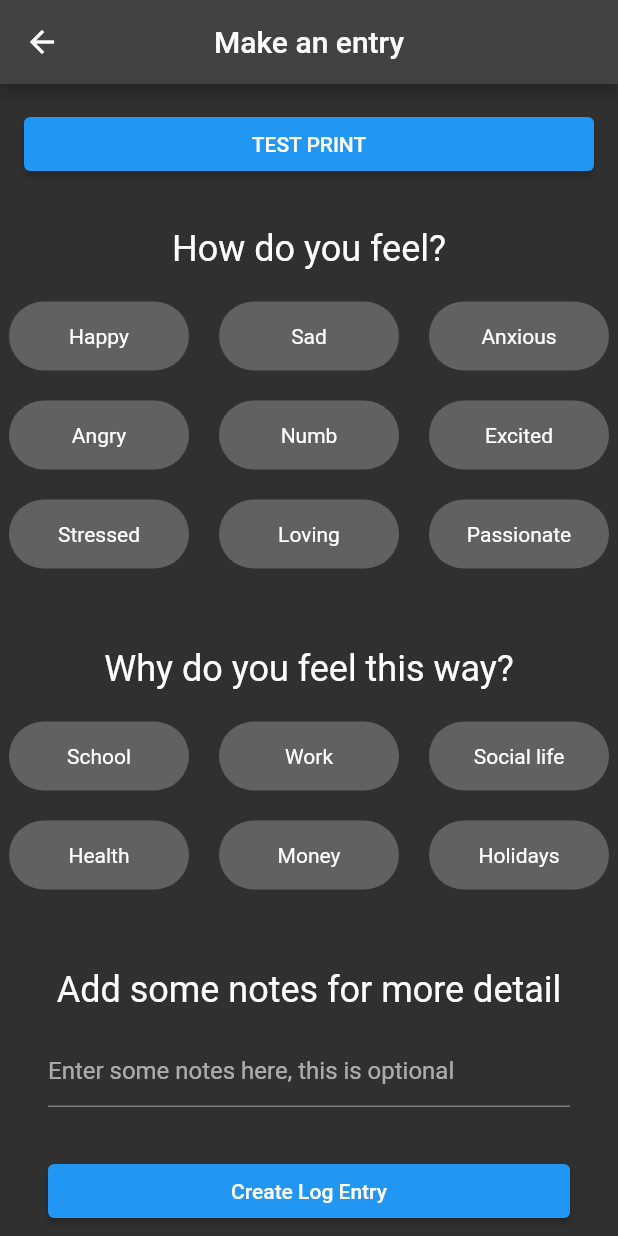
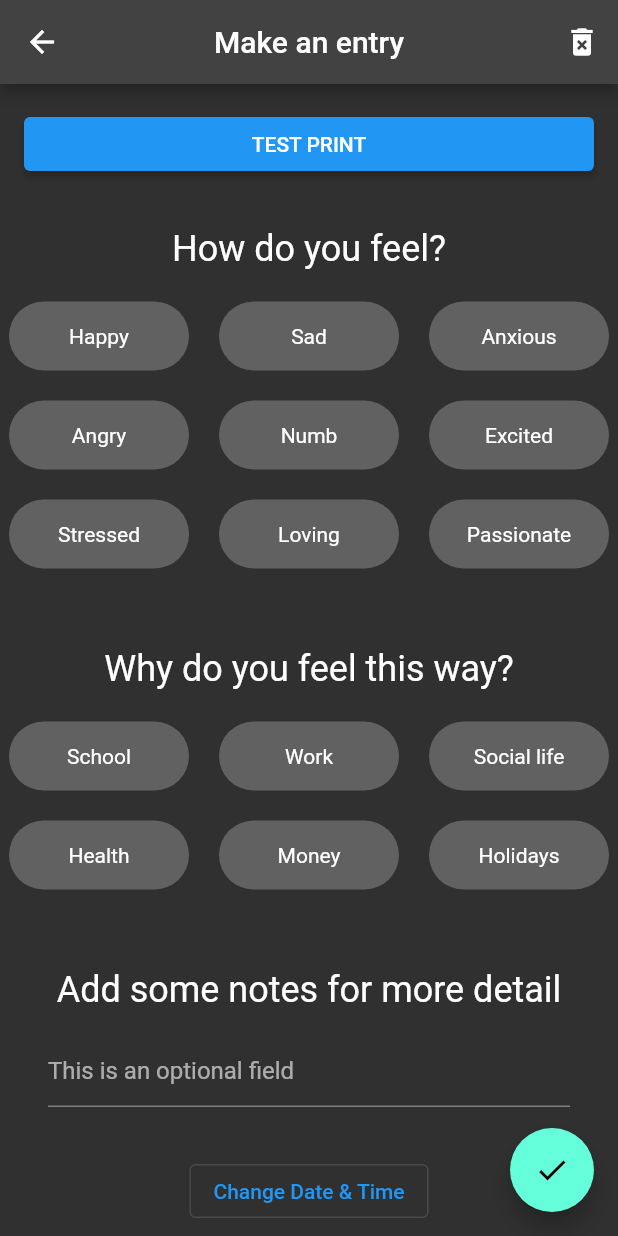
Before and after one commit to benlagreca02/mood_tracker, a Flutter app: the MakeEntryScreen screen opened by its route, on a phone screen of 412 x 824 dp. Run offline on Flutter 3.47's test engine with Material 2 defaults, Android fonts, the light colour scheme and no system bars.

Commit message:
Re added clear current entry button, date time prompt showing, still needs to be bugfixed and tested

```diff
--- a/lib/pages/make_entry_screen.dart
+++ b/lib/pages/make_entry_screen.dart
@@ -2,6 +2,7 @@ import 'package:flutter/material.dart';
 import 'package:mood_tracking/src/user_model.dart';
 import 'package:mood_tracking/pages/widgets/stat_token.dart';
 import 'package:provider/provider.dart';
+import 'package:intl/intl.dart';
 
 
 class MakeEntryScreen extends StatefulWidget {
@@ -15,13 +16,18 @@ class MakeEntryScreen extends StatefulWidget {
 class _MakeEntryScreenState extends State<MakeEntryScreen> {
   @override
   Widget build(BuildContext context) {
+
     final user = Provider.of<UserModel>(context, listen: false);
-    // key to
+
     final _makeEntryFormKey = GlobalKey<FormState>();
+
     return Scaffold(
       appBar: AppBar(
         centerTitle: true,
         title: const Text("Make an entry"),
+        actions: [
+          IconButton(onPressed: user.clearAllPending, icon: const Icon(Icons.delete_forever))
+        ],
       ),
       body: Form(
         key: _makeEntryFormKey,
@@ -38,6 +44,7 @@ class _MakeEntryScreenState extends State<MakeEntryScreen> {
                 print("Emotions: ${user.pendingEmotions}");
                 print("Factors:  ${user.pendingFactors}");
                 print("Note:     ${user.pendingNote}");
+                print("Datetime: ${user.pendingDateTime ?? "Now"}");
               },
             ),),
 
@@ -84,7 +91,7 @@ class _MakeEntryScreenState extends State<MakeEntryScreen> {
                 keyboardType: TextInputType.multiline,
                 maxLines: null,
                 decoration: const InputDecoration(
-                  hintText: "Enter some notes here, this is optional"
+                  hintText: "This is an optional field"
                 ),
                 onChanged: (note){
                     user.pendingNote = note;
@@ -92,21 +99,79 @@ class _MakeEntryScreenState extends State<MakeEntryScreen> {
               )
             ),
 
+            // Override Date button
             Padding(
-              padding: const EdgeInsets.fromLTRB(32, 0, 32, 32),
-              child: ElevatedButton(
-                child: const Text("Create Log Entry"),
-                onPressed: (){
-                  user.addLogEntry();
-                  user.clearAllPending();
-                  Navigator.pop(context);
-                },
-              )
+                padding: const EdgeInsets.fromLTRB(32,0,32,32),
+                child: Center(
+                  child: OutlinedButton(
+                    child: const Text(
+                        "Change Date & Time"
+                    ),
+                    onPressed: () async {
+                      DateTime? pickedDate = await showDatePicker(
+                        context: context,
+                        initialDate: user.pendingDateTime ?? DateTime.now(),
+                        firstDate: DateTime(1900),
+                        lastDate: DateTime(2100),
+                      );
+
+                      // if user just tapped out or hit cancel, just escape out of the whole sequence
+                      if(pickedDate == null) {
+                        return;
+                      }
+
+                      TimeOfDay? pickedTime = await showTimePicker(
+                        context: context,
+                        initialTime: TimeOfDay.fromDateTime(user.pendingDateTime ?? DateTime.now())
+                      );
+
+                      if(pickedTime == null) {
+                        return;
+                      }
+
+                      DateTime pickedDateTime = DateTime(
+                        pickedDate.year,
+                        pickedDate.month,
+                        pickedDate.day,
+                        pickedTime.hour,
+                        pickedTime.minute,
+                      );
+
+                      setState(() => user.pendingDateTime = pickedDateTime);
+
+                      ScaffoldMessenger.of(context).showSnackBar(
+                        SnackBar(
+                            content:
+                            Text("Date for this entry set to ${DateFormat("LLL. d, yy H:mm").format(pickedDateTime)}"))
+                      );
+
+                    },
+                  ),
+                )
+            ),
+            Padding(
+              padding: const EdgeInsets.only(bottom: 64),
+              child: Center(
+                child: Card(
+                  child: Text( (user.pendingDateTime == null)? "" : user.pendingDateTime.toString() ),
+
+                ),
+              ),
+
             )
 
           ],
         ),
       ),
+      floatingActionButton: FloatingActionButton(
+        child: const Icon(Icons.check),
+        onPressed: () {
+          // A confetti animation would be cute here I think
+          user.addLogEntry();
+          user.clearAllPending();
+          Navigator.pop(context);
+        },
+      ),
     );
   }
 }
--- a/lib/src/user_model.dart
+++ b/lib/src/user_model.dart
@@ -8,17 +8,20 @@ class UserModel extends ChangeNotifier {
 
   String name;
 
-  // Users have their master list of emotions and factor,
+  // Users have their master list of emotions and factors
+  // these are all of the emotions and factors they can select
   List<Emotion> emotionsSet;
   List<Factor> factorsSet;
 
-  List<LogEntry> logEntryList; // sorted by date hopefully?
+  List<LogEntry> logEntryList;
 
   // the 'selected' ones that will be created into a new log entry
   Set<Emotion> pendingEmotions= {};
   Set<Factor> pendingFactors = {};
 
   String pendingNote = '';
+
+  DateTime? pendingDateTime;
 
   // this will somehow get changed to fetch from a server based on username and pw?
   // no idea yet...
@@ -32,7 +35,8 @@ class UserModel extends ChangeNotifier {
       selectedFactors: pendingFactors,
       selectedEmotions: pendingEmotions,
       note: pendingNote,
-      dateTime: DateTime.now());
+      dateTime: pendingDateTime ?? DateTime.now()
+    );
 
     logEntryList.add(lg);
 
@@ -89,6 +93,7 @@ class UserModel extends ChangeNotifier {
     pendingEmotions = {};
     pendingFactors = {};
     pendingNote = "";
+    pendingDateTime = null;
     notifyListeners();
   }
 
```
